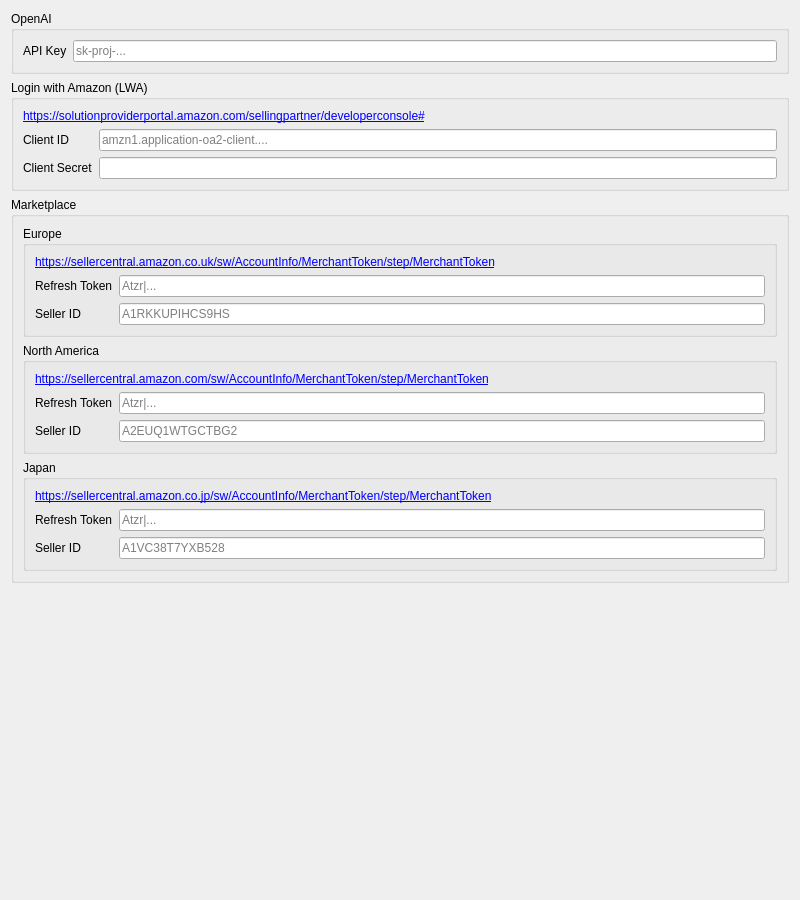
Old version of the form AmazonTemplate3/gui/panes/PaneSettings.ui in the repository icingerpower/AmazonTemplate3.
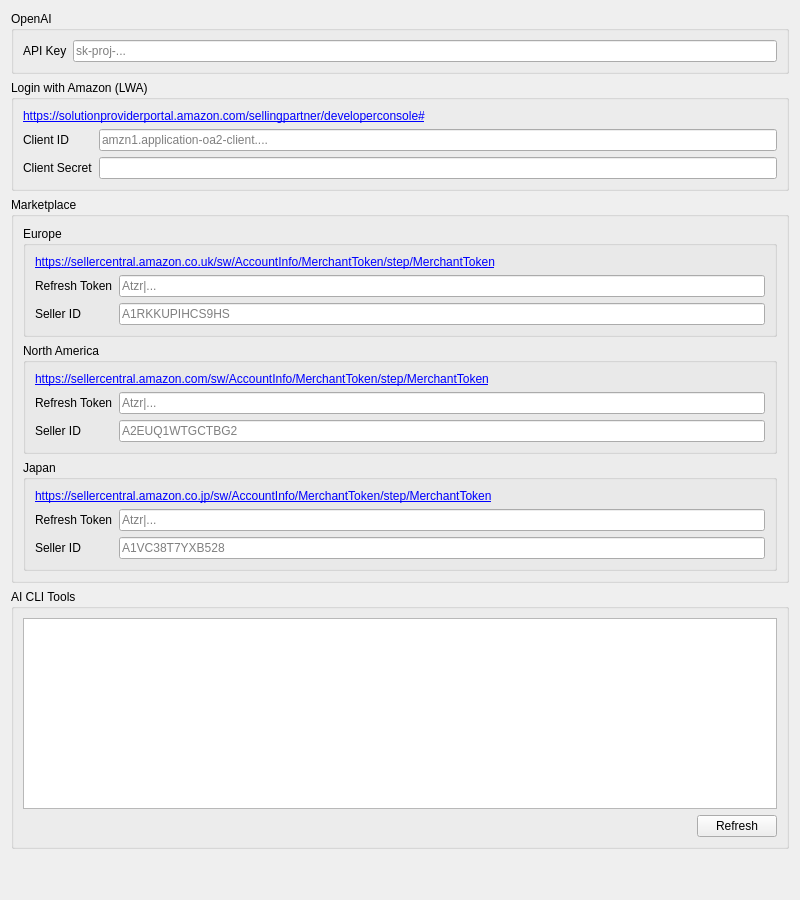
New version of the form.

```diff
--- a/AmazonTemplate3/gui/panes/PaneSettings.ui
+++ b/AmazonTemplate3/gui/panes/PaneSettings.ui
@@ -270,6 +270,52 @@
      </layout>
     </widget>
    </item>
+   <item>
+    <widget class="QGroupBox" name="groupBoxAiTools">
+     <property name="title">
+      <string>AI CLI Tools</string>
+     </property>
+     <layout class="QVBoxLayout" name="verticalLayoutAiTools">
+      <item>
+       <widget class="QTableView" name="tableViewCliTools">
+        <property name="selectionMode">
+         <enum>QAbstractItemView::SelectionMode::SingleSelection</enum>
+        </property>
+        <property name="selectionBehavior">
+         <enum>QAbstractItemView::SelectionBehavior::SelectRows</enum>
+        </property>
+        <property name="editTriggers">
+         <set>QAbstractItemView::EditTrigger::NoEditTriggers</set>
+        </property>
+       </widget>
+      </item>
+      <item>
+       <layout class="QHBoxLayout" name="horizontalLayoutCliRefresh">
+        <item>
+         <spacer name="horizontalSpacerCliRefresh">
+          <property name="orientation">
+           <enum>Qt::Orientation::Horizontal</enum>
+          </property>
+          <property name="sizeHint" stdset="0">
+           <size>
+            <width>40</width>
+            <height>20</height>
+           </size>
+          </property>
+         </spacer>
+        </item>
+        <item>
+         <widget class="QPushButton" name="buttonRefreshCliTools">
+          <property name="text">
+           <string>Refresh</string>
+          </property>
+         </widget>
+        </item>
+       </layout>
+      </item>
+     </layout>
+    </widget>
+   </item>
    <item>
     <spacer name="verticalSpacer">
      <property name="orientation">
```
